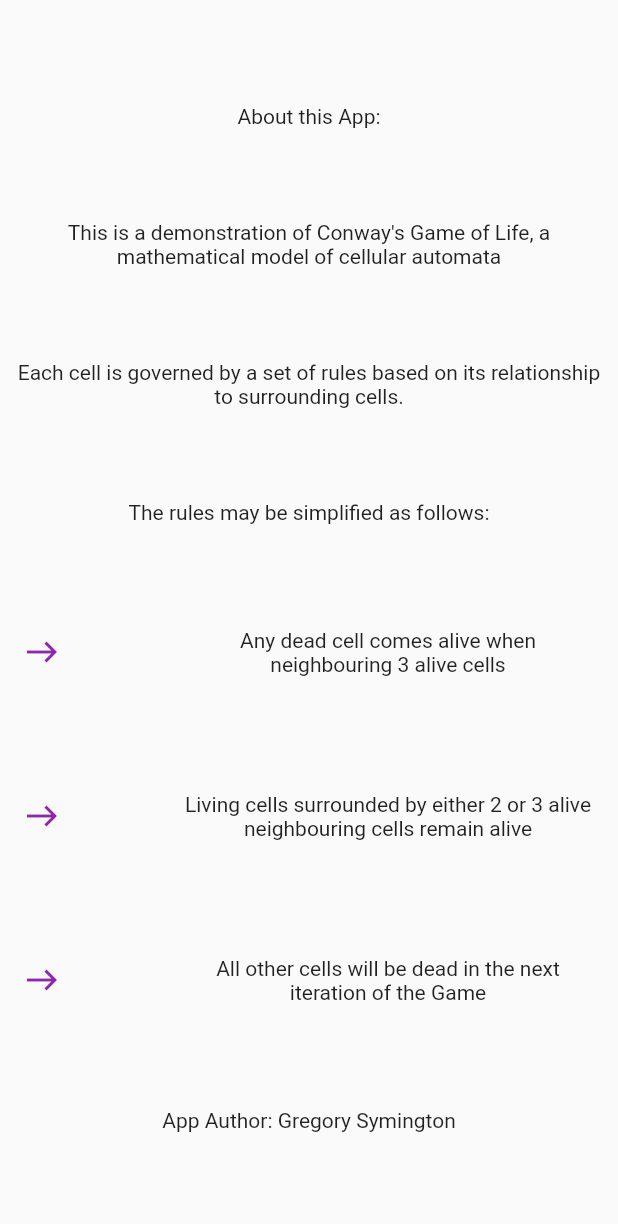
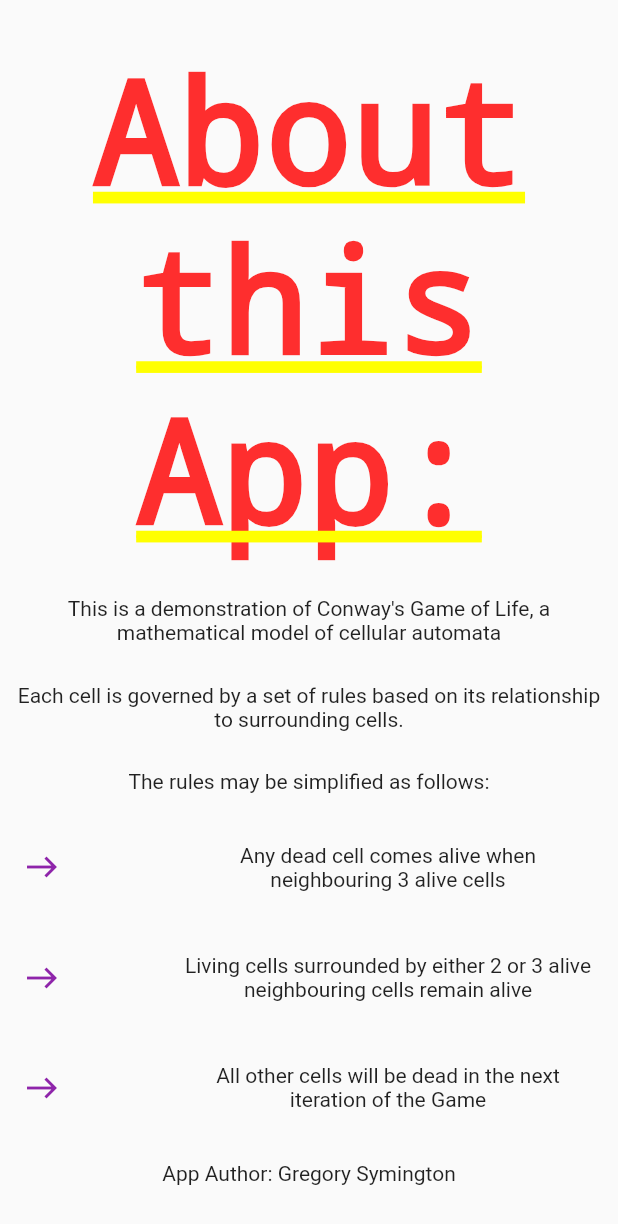
Before and after one commit to GregSym/conway_game_of_life, a Flutter app: the AboutThisApp screen opened directly, on a phone screen of 412 x 824 dp. Shown: the top 1224 px of the screen. Run offline on Flutter 3.47's test engine with Material 2 defaults, Android fonts, the phone set to English and light mode, and no system bars.

Commit message:
heading of about app set to 2x default

```diff
--- a/lib/src/screens/about_this_app.dart
+++ b/lib/src/screens/about_this_app.dart
@@ -13,6 +13,9 @@ class AboutThisApp extends StatelessWidget {
               Text(
                 "About this App:",
                 textAlign: TextAlign.center,
+                style: DefaultTextStyle.of(context)
+                    .style
+                    .apply(fontSizeFactor: 2.0),
               ),
               Text(
                 "This is a demonstration of Conway's Game of Life, a mathematical model of cellular automata",
```
